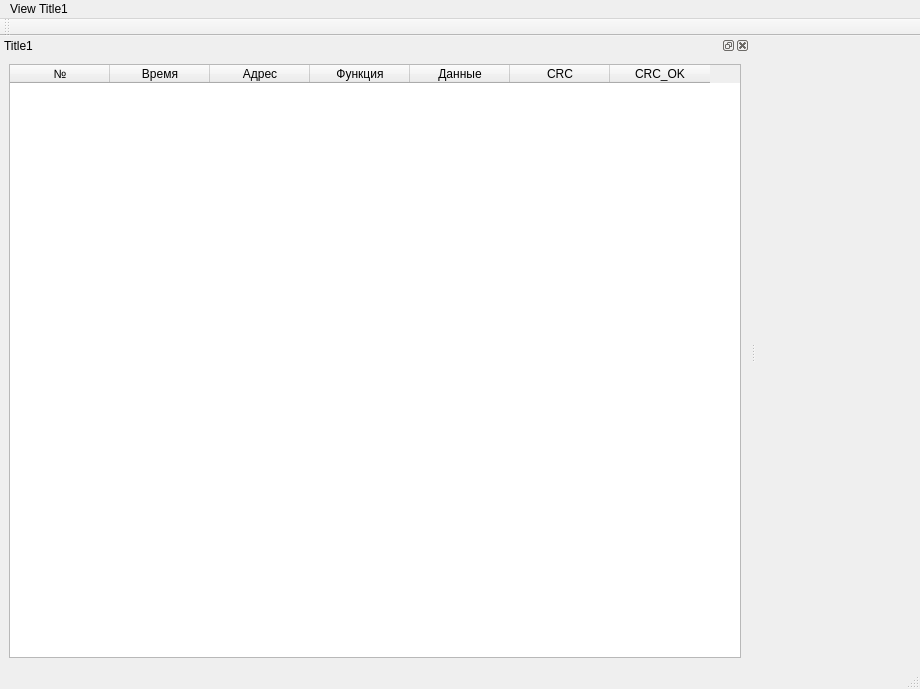
Qt form designe.ui (aT2323/ModbuSniffer) before a commit.
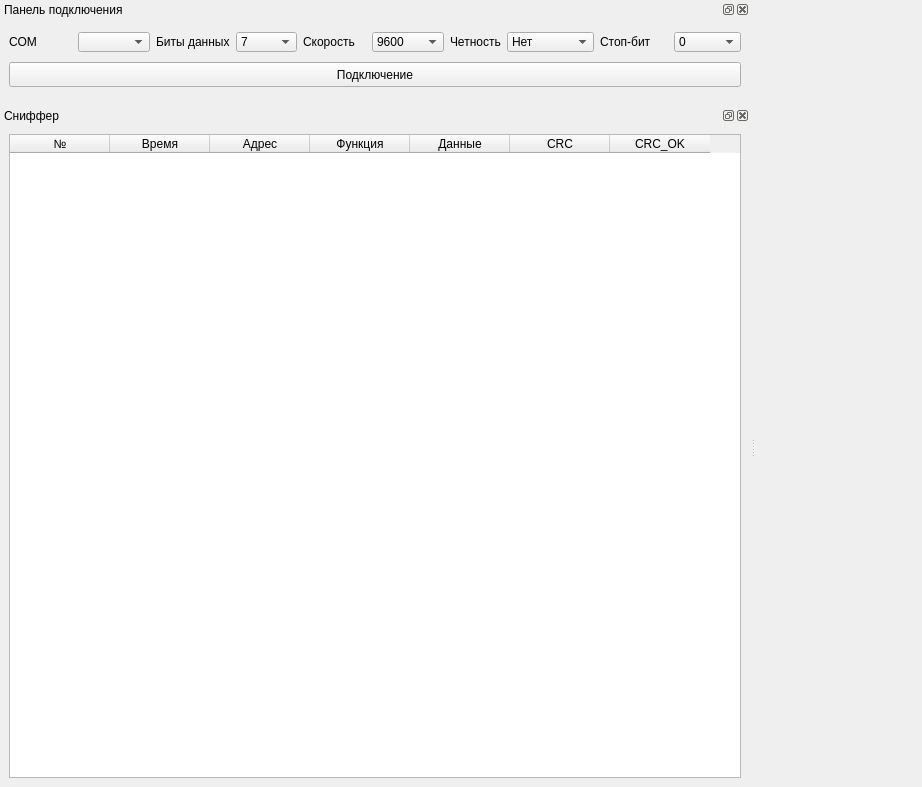
The same form after that commit.

What changed in the file:
```diff
--- a/designe.ui
+++ b/designe.ui
@@ -6,48 +6,35 @@
    <rect>
     <x>0</x>
     <y>0</y>
-    <width>920</width>
-    <height>689</height>
+    <width>922</width>
+    <height>787</height>
    </rect>
   </property>
   <property name="windowTitle">
    <string>MainWindow</string>
   </property>
-  <widget class="QWidget" name="centralwidget">
-   <layout class="QVBoxLayout" name="verticalLayout_2"/>
-  </widget>
-  <widget class="QMenuBar" name="menubar">
-   <property name="geometry">
-    <rect>
-     <x>0</x>
-     <y>0</y>
-     <width>920</width>
-     <height>21</height>
-    </rect>
-   </property>
-   <widget class="QMenu" name="menuView_Title1">
-    <property name="title">
-     <string>View Title1</string>
-    </property>
-   </widget>
-   <addaction name="menuView_Title1"/>
-  </widget>
-  <widget class="QStatusBar" name="statusbar"/>
-  <widget class="QDockWidget" name="dockWidget">
+  <widget class="QWidget" name="centralwidget"/>
+  <widget class="QDockWidget" name="dockWidget_Sniffer">
    <property name="sizePolicy">
     <sizepolicy hsizetype="Fixed" vsizetype="Preferred">
-     <horstretch>30</horstretch>
+     <horstretch>0</horstretch>
      <verstretch>0</verstretch>
     </sizepolicy>
    </property>
    <property name="minimumSize">
     <size>
      <width>750</width>
-     <height>135</height>
+     <height>167</height>
+    </size>
+   </property>
+   <property name="maximumSize">
+    <size>
+     <width>900</width>
+     <height>524287</height>
     </size>
    </property>
    <property name="windowTitle">
-    <string>Title1</string>
+    <string>Сниффер</string>
    </property>
    <attribute name="dockWidgetArea">
     <number>1</number>
@@ -102,16 +89,259 @@
     </layout>
    </widget>
   </widget>
-  <widget class="QToolBar" name="toolBar">
+  <widget class="QDockWidget" name="dockWidget_Panel_connect">
+   <property name="sizePolicy">
+    <sizepolicy hsizetype="Fixed" vsizetype="Fixed">
+     <horstretch>0</horstretch>
+     <verstretch>0</verstretch>
+    </sizepolicy>
+   </property>
+   <property name="minimumSize">
+    <size>
+     <width>750</width>
+     <height>100</height>
+    </size>
+   </property>
+   <property name="maximumSize">
+    <size>
+     <width>750</width>
+     <height>100</height>
+    </size>
+   </property>
    <property name="windowTitle">
-    <string>toolBar</string>
+    <string>Панель подключения</string>
    </property>
-   <attribute name="toolBarArea">
-    <enum>TopToolBarArea</enum>
+   <attribute name="dockWidgetArea">
+    <number>4</number>
    </attribute>
-   <attribute name="toolBarBreak">
-    <bool>false</bool>
-   </attribute>
+   <widget class="QWidget" name="dockWidgetContents_2">
+    <layout class="QGridLayout" name="gridLayout_6">
+     <item row="0" column="0">
+      <layout class="QGridLayout" name="gridLayout">
+       <property name="spacing">
+        <number>0</number>
+       </property>
+       <item row="0" column="0">
+        <widget class="QLabel" name="label">
+         <property name="text">
+          <string>COM</string>
+         </property>
+        </widget>
+       </item>
+       <item row="0" column="1">
+        <widget class="QComboBox" name="comboBox_COM">
+         <property name="sizePolicy">
+          <sizepolicy hsizetype="Preferred" vsizetype="Preferred">
+           <horstretch>0</horstretch>
+           <verstretch>0</verstretch>
+          </sizepolicy>
+         </property>
+         <property name="minimumSize">
+          <size>
+           <width>0</width>
+           <height>20</height>
+          </size>
+         </property>
+         <property name="maximumSize">
+          <size>
+           <width>16777215</width>
+           <height>20</height>
+          </size>
+         </property>
+        </widget>
+       </item>
+      </layout>
+     </item>
+     <item row="0" column="1">
+      <layout class="QGridLayout" name="gridLayout_2">
+       <item row="0" column="0">
+        <widget class="QLabel" name="label_5">
+         <property name="text">
+          <string>Биты данных</string>
+         </property>
+        </widget>
+       </item>
+       <item row="0" column="1">
+        <widget class="QComboBox" name="comboBox_date_bit">
+         <property name="minimumSize">
+          <size>
+           <width>0</width>
+           <height>20</height>
+          </size>
+         </property>
+         <property name="maximumSize">
+          <size>
+           <width>16777215</width>
+           <height>20</height>
+          </size>
+         </property>
+         <item>
+          <property name="text">
+           <string>7</string>
+          </property>
+         </item>
+         <item>
+          <property name="text">
+           <string>8</string>
+          </property>
+         </item>
+        </widget>
+       </item>
+      </layout>
+     </item>
+     <item row="0" column="2">
+      <layout class="QGridLayout" name="gridLayout_3">
+       <item row="0" column="0">
+        <widget class="QLabel" name="label_2">
+         <property name="text">
+          <string>Скорость</string>
+         </property>
+        </widget>
+       </item>
+       <item row="0" column="1">
+        <widget class="QComboBox" name="comboBox_baudrate">
+         <property name="minimumSize">
+          <size>
+           <width>0</width>
+           <height>20</height>
+          </size>
+         </property>
+         <property name="maximumSize">
+          <size>
+           <width>16777215</width>
+           <height>20</height>
+          </size>
+         </property>
+         <item>
+          <property name="text">
+           <string>9600</string>
+          </property>
+         </item>
+         <item>
+          <property name="text">
+           <string>19200</string>
+          </property>
+         </item>
+         <item>
+          <property name="text">
+           <string>115200</string>
+          </property>
+         </item>
+        </widget>
+       </item>
+      </layout>
+     </item>
+     <item row="0" column="3">
+      <layout class="QGridLayout" name="gridLayout_4">
+       <item row="0" column="0">
+        <widget class="QLabel" name="label_3">
+         <property name="text">
+          <string>Четность</string>
+         </property>
+        </widget>
+       </item>
+       <item row="0" column="1">
+        <widget class="QComboBox" name="comboBox_parity">
+         <property name="minimumSize">
+          <size>
+           <width>0</width>
+           <height>20</height>
+          </size>
+         </property>
+         <property name="maximumSize">
+          <size>
+           <width>16777215</width>
+           <height>20</height>
+          </size>
+         </property>
+         <item>
+          <property name="text">
+           <string>Нет</string>
+          </property>
+         </item>
+         <item>
+          <property name="text">
+           <string>Четный</string>
+          </property>
+         </item>
+         <item>
+          <property name="text">
+           <string>Нечетный</string>
+          </property>
+         </item>
+        </widget>
+       </item>
+      </layout>
+     </item>
+     <item row="0" column="4">
+      <layout class="QGridLayout" name="gridLayout_5">
+       <item row="0" column="0">
+        <widget class="QLabel" name="label_4">
+         <property name="text">
+          <string>Стоп-бит</string>
+         </property>
+        </widget>
+       </item>
+       <item row="0" column="1">
+        <widget class="QComboBox" name="comboBox_stop_bit">
+         <property name="minimumSize">
+          <size>
+           <width>0</width>
+           <height>20</height>
+          </size>
+         </property>
+         <property name="maximumSize">
+          <size>
+           <width>16777215</width>
+           <height>20</height>
+          </size>
+         </property>
+         <item>
+          <property name="text">
+           <string>0</string>
+          </property>
+         </item>
+         <item>
+          <property name="text">
+           <string>1</string>
+          </property>
+         </item>
+         <item>
+          <property name="text">
+           <string>2</string>
+          </property>
+         </item>
+        </widget>
+       </item>
+      </layout>
+     </item>
+     <item row="1" column="0" colspan="5">
+      <widget class="QPushButton" name="pushButton_connect">
+       <property name="sizePolicy">
+        <sizepolicy hsizetype="Preferred" vsizetype="Fixed">
+         <horstretch>0</horstretch>
+         <verstretch>0</verstretch>
+        </sizepolicy>
+       </property>
+       <property name="minimumSize">
+        <size>
+         <width>0</width>
+         <height>20</height>
+        </size>
+       </property>
+       <property name="maximumSize">
+        <size>
+         <width>16777215</width>
+         <height>25</height>
+        </size>
+       </property>
+       <property name="text">
+        <string>Подключение</string>
+       </property>
+      </widget>
+     </item>
+    </layout>
+   </widget>
   </widget>
  </widget>
  <resources>
```
Left out of the diff: 6 changed lines with no effect on the pictures.
